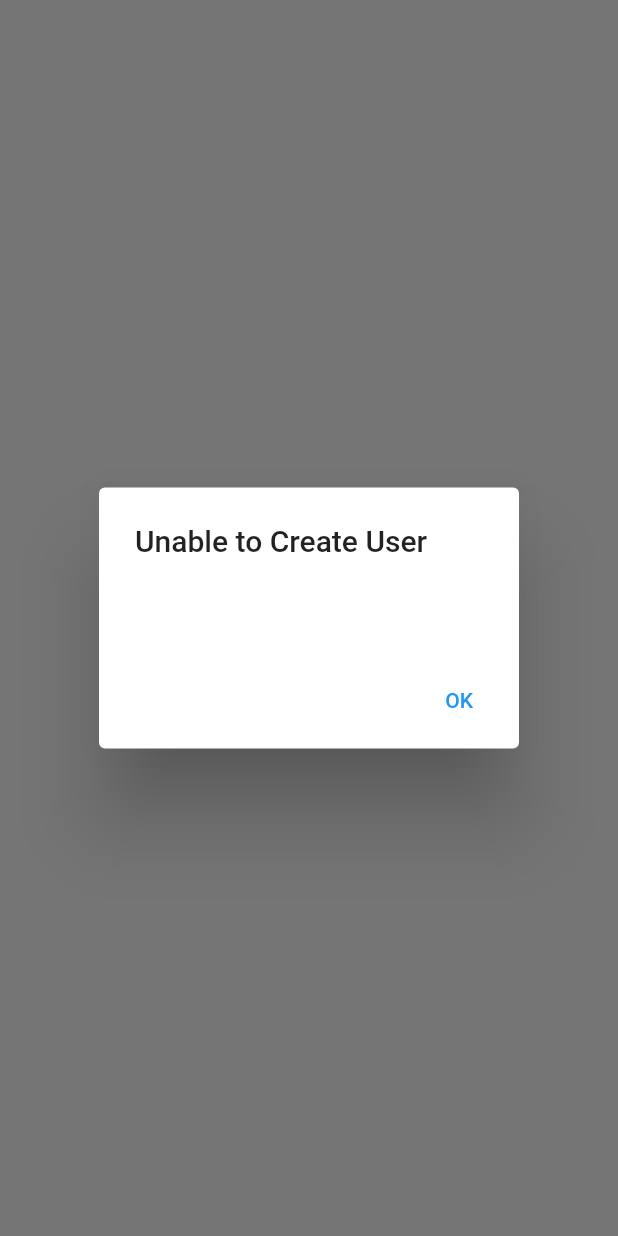
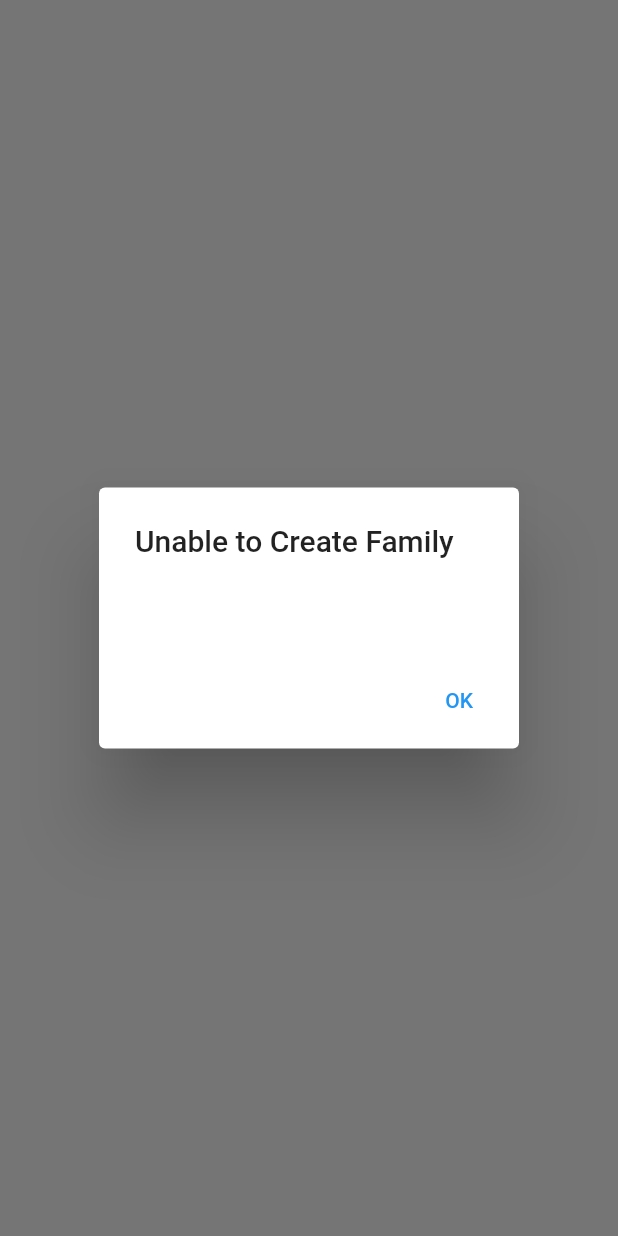
Before and after one commit to TrellixVulnTeam/my_lists_WHH1, a Flutter app: what showAlertDialog() shows on an empty page, opened directly with empty values, on a phone screen of 412 x 824 dp. Run offline on Flutter 3.47's test engine with Material 2 defaults, Android fonts, the phone set to English and light mode, and no system bars; our stand-ins replace cloud_firestore, cloud_functions, firebase_auth, firebase_core; accounts and stored records are empty.

```diff
--- a/lib/components/family_registration_form.dart
+++ b/lib/components/family_registration_form.dart
@@ -174,34 +174,26 @@ class _FamilyRegistrationFormState extends State<FamilyRegistrationForm> {
 }
 
 showAlertDialog(BuildContext context, String message) {
-  // set up the button
-  Widget okButton = TextButton(
-    child: Text('OK'),
-    onPressed: () {
-      isSuccessful == true
-          ? Navigator.popAndPushNamed(context, HomeScreen.id)
-          : Navigator.pop(context);
-    },
-  );
-
-  // set up the AlertDialog
-  AlertDialog alert = AlertDialog(
-    title:
-        Text(isSuccessful == true ? 'User Created' : 'Unable to Create User'),
-    content: Text(
-      message,
-      style: TextStyle(color: kSecondaryTextColour),
-    ),
-    actions: [
-      okButton,
-    ],
-  );
-
-  // show the dialog
   showDialog(
     context: context,
     builder: (BuildContext context) {
-      return alert;
+      return AlertDialog(
+        title: Text(isSuccessful == true ? message : 'Unable to Create Family'),
+        content: Text(
+          message,
+          style: TextStyle(color: kSecondaryTextColour),
+        ),
+        actions: [
+          TextButton(
+            child: Text('OK'),
+            onPressed: () async {
+              isSuccessful == true
+                  ? Navigator.popAndPushNamed(context, HomeScreen.id)
+                  : Navigator.pop(context);
+            },
+          ),
+        ],
+      );
     },
   );
 }
@@ -213,7 +205,7 @@ void addFamily(name) {
     return families
         .set({
           'familyName': name,
-          'created at': FieldValue.serverTimestamp(),
+          'created_at': FieldValue.serverTimestamp(),
         })
         .then((value) => print("Family Added"))
         .catchError((error) => print("Failed to add family: $error"));
--- a/lib/components/new_list.dart
+++ b/lib/components/new_list.dart
@@ -215,8 +215,8 @@ void createList(title) {
         .set({
           'title': title,
           'body': mapItems,
-          'created at': FieldValue.serverTimestamp(),
-          'created by': userEmail,
+          'created_at': FieldValue.serverTimestamp(),
+          'created_by': userEmail,
           'type': 'list',
           'isPrivate': isPrivate,
           'id': tempNewDoc.id,
--- a/lib/components/new_text.dart
+++ b/lib/components/new_text.dart
@@ -143,8 +143,8 @@ class _NewTextState extends State<NewText> {
           .set({
             'title': title,
             'body': text,
-            'created at': FieldValue.serverTimestamp(),
-            'created by': userEmail,
+            'created_at': FieldValue.serverTimestamp(),
+            'created_by': userEmail,
             'type': 'note',
             'isPrivate': isPrivate,
             'id': tempNewDoc.id,
--- a/lib/main.dart
+++ b/lib/main.dart
@@ -6,7 +6,6 @@ import 'package:my_lists/theme/style.dart';
 import 'package:firebase_core/firebase_core.dart';
 import 'package:provider/provider.dart';
 import 'package:firebase_auth/firebase_auth.dart';
-
 import 'models/db_service.dart';
 import 'models/models.dart';
 
```
Also changed, not shown: lib/components/docs_list.dart (+2 -8 lines), lib/screens/list_details_screen.dart (+10 -2 lines), lib/screens/note_details_screen.dart (+20 -5 lines).
